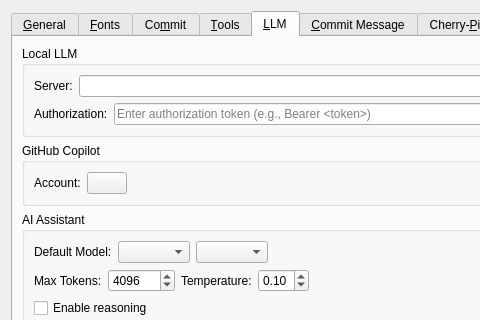
Before: the Qt Designer form qgitc/preferences.ui in timxx/qgitc, drawn with Qt 5; both pictures show x 0 to 480 and y 0 to 320 of the 721 by 464 pixel window.
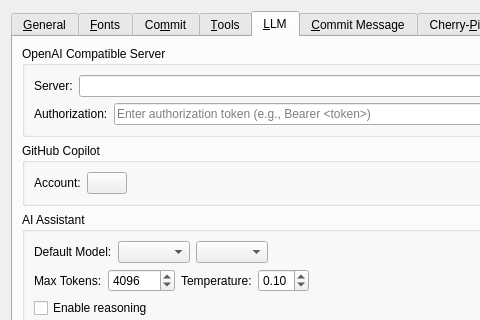
After: the same form once the commit is applied. Custom widgets are drawn as their Qt base class.

Commit message:
Rename Local LLM to OpenAI Compatible and update default server port
Since `Local LLM` is not actually a local LLM, we should support any OpenAI-compatible servers

```diff
--- a/qgitc/preferences.ui
+++ b/qgitc/preferences.ui
@@ -934,7 +934,7 @@
        <item>
         <widget class="QGroupBox" name="groupBox_13">
          <property name="title">
-          <string>Local LLM</string>
+          <string>OpenAI Compatible Server</string>
          </property>
          <layout class="QVBoxLayout" name="verticalLayout_12">
           <item>
```
The commit also changes 3 other files.
